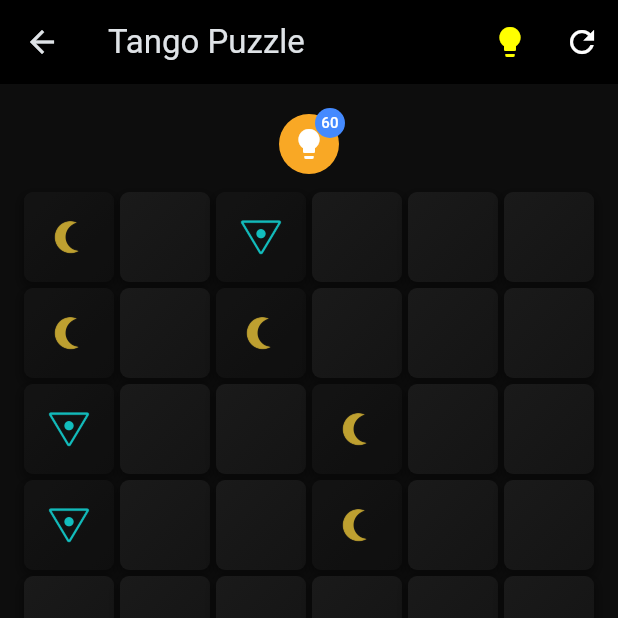
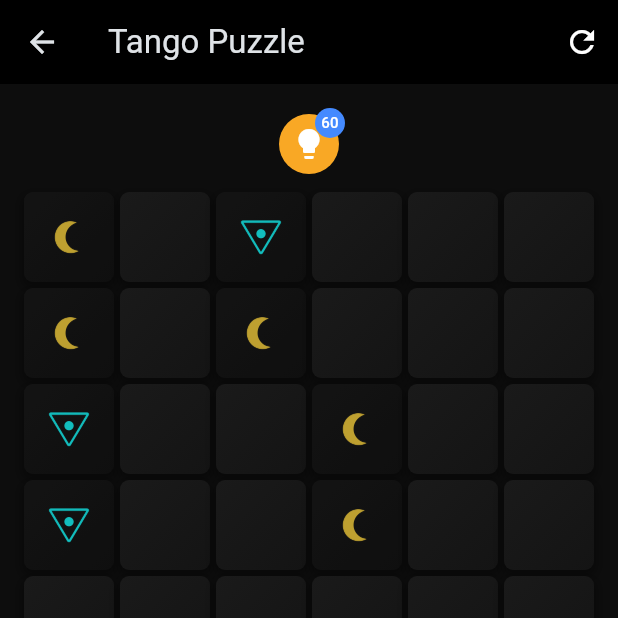
Before and after one commit to frcc24/prisma24, a Flutter app: the TangoBoardPage screen opened by its route, on a phone screen of 412 x 824 dp, the top half of it. Run offline on Flutter 3.47's test engine with Material 3 defaults, Android fonts, the phone set to English and light mode, and no system bars; our stand-ins replace audioplayers, cloud_firestore, equatable, firebase_core, flutter_riverpod, get and 3 more; accounts and stored records are empty.

```diff
--- a/lib/presentation/pages/tango_game/tango_board_page.dart
+++ b/lib/presentation/pages/tango_game/tango_board_page.dart
@@ -18,13 +18,6 @@ class TangoBoardPage extends StatelessWidget {
         title: const Text('Tango Puzzle'),
         backgroundColor: Colors.black,
         actions: [
-          IconButton(
-            icon: const Icon(Icons.lightbulb, color: Colors.yellowAccent),
-            onPressed: () {
-              controller.revealHint();
-            },
-            tooltip: 'Mostrar dica',
-          ),
           IconButton(
             icon: const Icon(Icons.refresh, color: Colors.white),
             onPressed: () {
```
